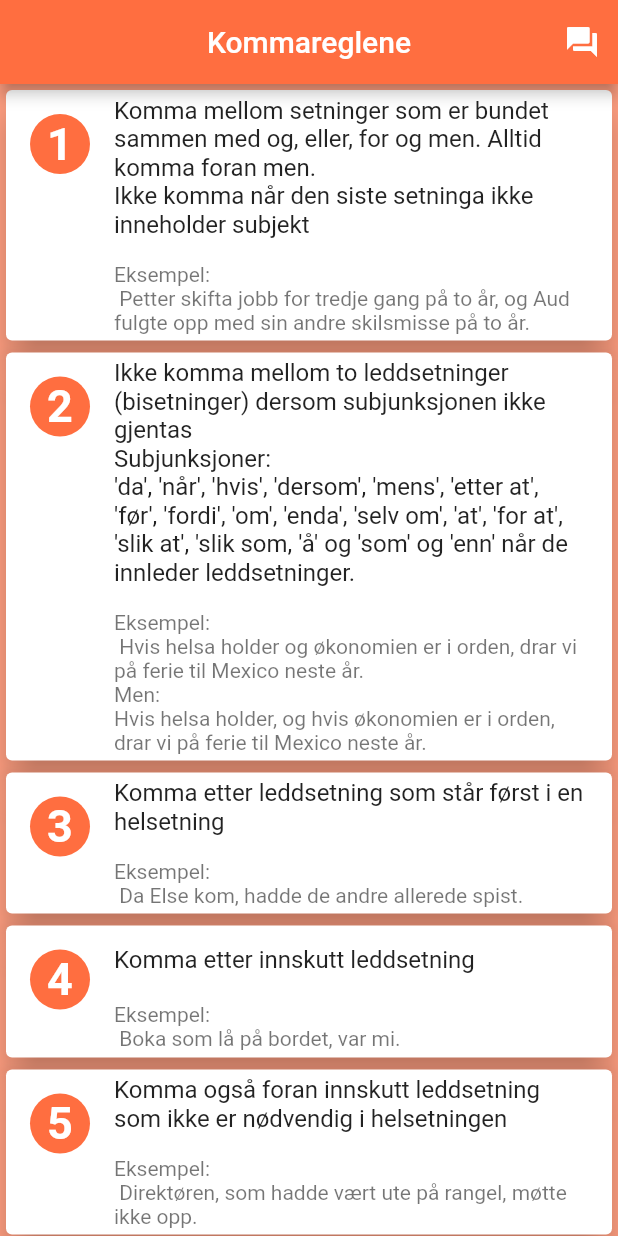
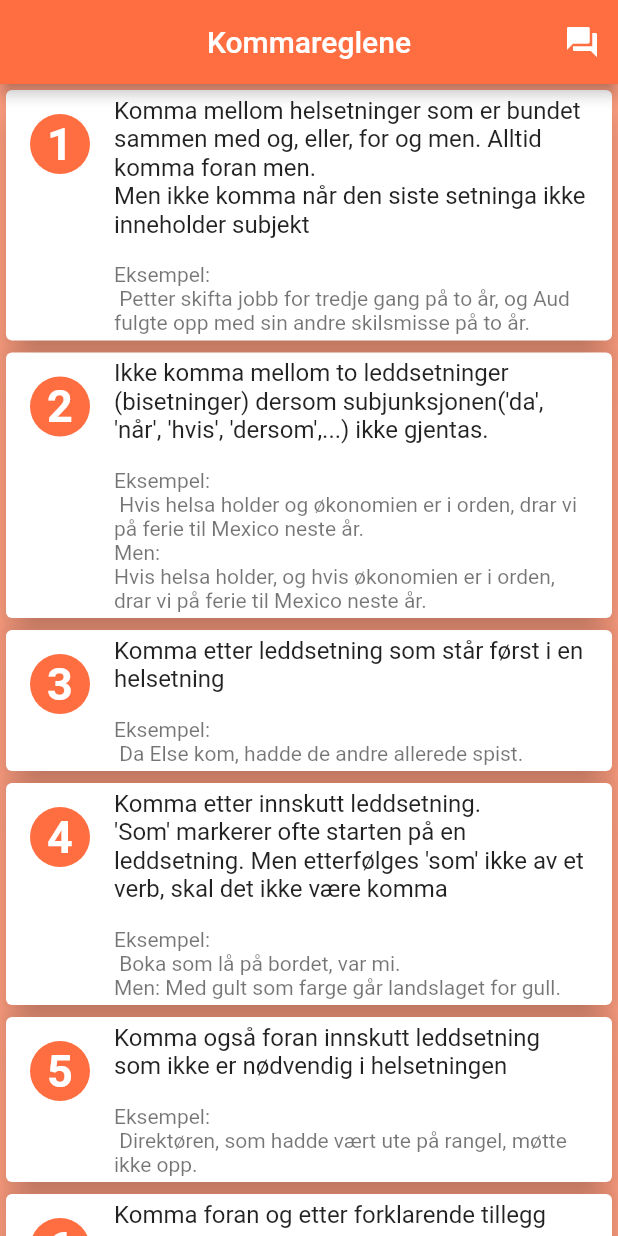
Before and after one commit to pahoel/komma, a Flutter app: the screen it shows after launch, on a phone screen of 412 x 824 dp. Run offline on Flutter 3.47's test engine with Material 2 defaults, Android fonts, the phone set to English and light mode, and no system bars.

Commit message:
Oppdatert en del data

```diff
--- a/lib/about.dart
+++ b/lib/about.dart
@@ -169,7 +169,7 @@ class _ovelseState extends State<ovelse> {
 
   sjekkSvaret(BuildContext context) {
     bool _svaretErKorrekt = false;
-    debugPrint("Valgt svar: $valgtSvar og rett svar: $rettSvar . ant setninger er ${uttrekkSetninger.length}");
+    //debugPrint("Valgt svar: $valgtSvar og rett svar: $rettSvar . ant setninger er ${uttrekkSetninger.length}");
     if (valgtSvar != rettSvar || valgtSvar == "" || rettSvar == "") {
       final snackbar = SnackBar(
         duration: Duration(seconds: 10),
--- a/lib/data.dart
+++ b/lib/data.dart
@@ -16,15 +16,15 @@ class Training {
 
 List kommaregler = [
   Kommaregler(
-      "Komma mellom setninger som er bundet sammen med og, eller, for og men. Alltid komma foran men.\nIkke komma når den siste setninga ikke inneholder subjekt",
+      "Komma mellom helsetninger som er bundet sammen med og, eller, for og men. Alltid komma foran men.\nMen ikke komma når den siste setninga ikke inneholder subjekt",
       "Petter skifta jobb for tredje gang på to år, og Aud fulgte opp med sin andre skilsmisse på to år."),
   Kommaregler(
-      "Ikke komma mellom to leddsetninger (bisetninger) dersom subjunksjonen ikke gjentas\nSubjunksjoner:\n'da', 'når', 'hvis', 'dersom', 'mens', 'etter at', 'før', 'fordi', 'om', 'enda', 'selv om', 'at', 'for at', 'slik at', 'slik som, 'å' og 'som' og 'enn' når de innleder leddsetninger.",
+      "Ikke komma mellom to leddsetninger (bisetninger) dersom subjunksjonen('da', 'når', 'hvis', 'dersom',...) ikke gjentas.",
       "Hvis helsa holder og økonomien er i orden, drar vi på ferie til Mexico neste år.\nMen: \nHvis helsa holder, og hvis økonomien er i orden, drar vi på ferie til Mexico neste år.",),
   Kommaregler("Komma etter leddsetning som står først i en helsetning",
       "Da Else kom, hadde de andre allerede spist."),
-  Kommaregler("Komma etter innskutt leddsetning",
-      "Boka som lå på bordet, var mi."),
+  Kommaregler("Komma etter innskutt leddsetning.\n'Som' markerer ofte starten på en leddsetning. Men etterfølges 'som' ikke av et verb, skal det ikke være komma",
+      "Boka som lå på bordet, var mi.\nMen: Med gult som farge går landslaget for gull."),
   Kommaregler(
       "Komma også foran innskutt leddsetning som ikke er nødvendig i helsetningen",
       "Direktøren, som hadde vært ute på rangel, møtte ikke opp."),
```
